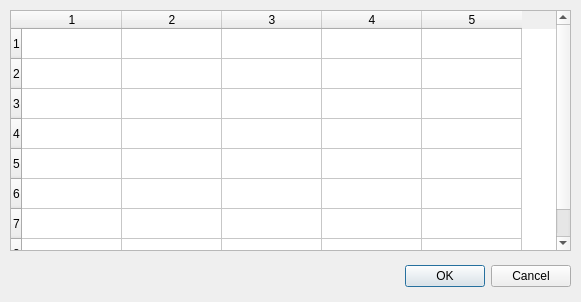
First picture: the form in table_interface.ui, repository MicheleTobias/LiteratureMapper, before the edit.
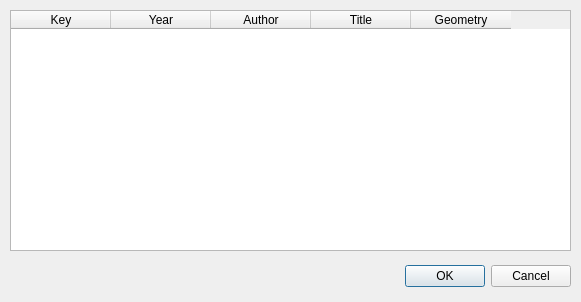
Second picture: the form after the edit.

Commit message: column headings

Patch:
```diff
--- a/table_interface.ui
+++ b/table_interface.ui
@@ -1,7 +1,15 @@
 <?xml version="1.0" encoding="UTF-8"?>
 <ui version="4.0">
- <class>Dialog</class>
- <widget class="QDialog" name="Dialog">
+ <class>dialog</class>
+ <widget class="QDialog" name="dialog">
+  <property name="geometry">
+   <rect>
+    <x>0</x>
+    <y>0</y>
+    <width>581</width>
+    <height>302</height>
+   </rect>
+  </property>
   <property name="windowTitle">
    <string>Dialog</string>
   </property>
@@ -31,24 +39,36 @@
     </rect>
    </property>
    <property name="rowCount">
-    <number>8</number>
+    <number>0</number>
    </property>
    <property name="columnCount">
     <number>5</number>
    </property>
-   <row/>
-   <row/>
-   <row/>
-   <row/>
-   <row/>
-   <row/>
-   <row/>
-   <row/>
-   <column/>
-   <column/>
-   <column/>
-   <column/>
-   <column/>
+   <column>
+    <property name="text">
+     <string>Key</string>
+    </property>
+   </column>
+   <column>
+    <property name="text">
+     <string>Year</string>
+    </property>
+   </column>
+   <column>
+    <property name="text">
+     <string>Author</string>
+    </property>
+   </column>
+   <column>
+    <property name="text">
+     <string>Title</string>
+    </property>
+   </column>
+   <column>
+    <property name="text">
+     <string>Geometry</string>
+    </property>
+   </column>
   </widget>
  </widget>
  <resources/>
```
Left out of the diff: 6 changed lines with no effect on the pictures. The commit also changes 2 other files.
